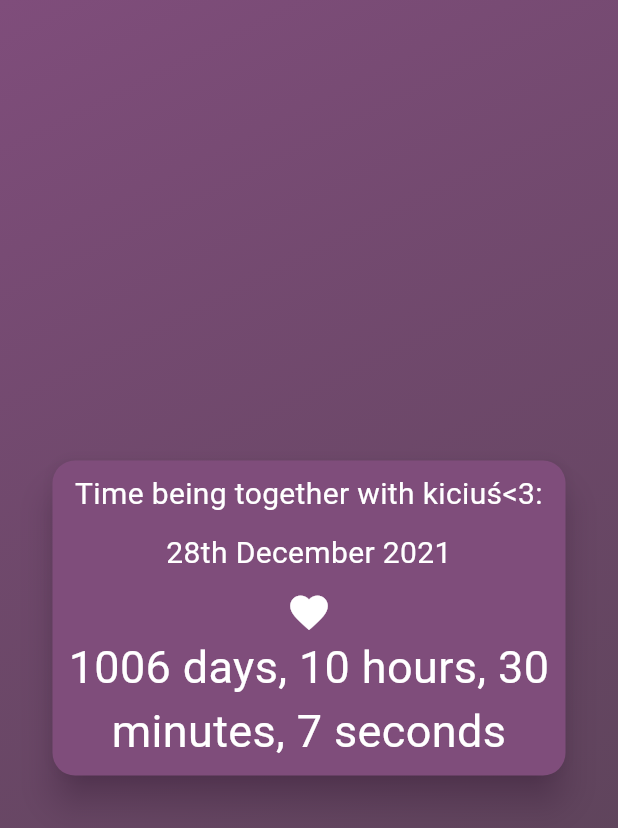
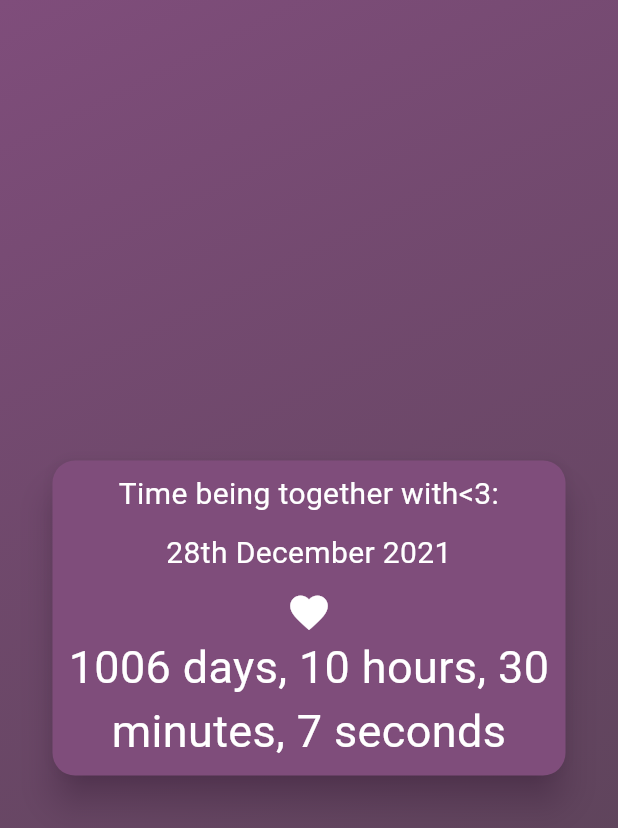
Before and after one commit to pulo0/anniversary-date-app, a Flutter app: the screen it shows after launch, on a phone screen of 412 x 824 dp. Shown: the top 828 px of the screen. Run offline on Flutter 3.47's test engine with Material 3 defaults, Android fonts, the phone set to English and light mode, and no system bars; our stand-ins replace google_fonts; Roboto replaces fonts that are missing (Rosario).

Commit message:
docs: added todos

```diff
--- a/lib/since_time.dart
+++ b/lib/since_time.dart
@@ -1,6 +1,10 @@
 import 'dart:async';
 import 'package:flutter/material.dart';
 import 'package:google_fonts/google_fonts.dart';
+
+// TODO: Implement a HeartCard widget
+// TODO: Implement a text in the HeartCard widget which
+// TODO: will display time (first in days, then in hours, minutes and seconds) after clicking on this text
 
 class SinceTime extends StatefulWidget {
   const SinceTime({super.key});
@@ -82,7 +86,7 @@ class _SinceTimeState extends State<SinceTime> {
             child: Column(
               children: [
                 Text(
-                  'Time being together with kiciuś<3:',
+                  'Time being together with<3:',
                   textAlign: TextAlign.center,
                   style: TextStyle(
                     color: colorScheme.onPrimary,
```
